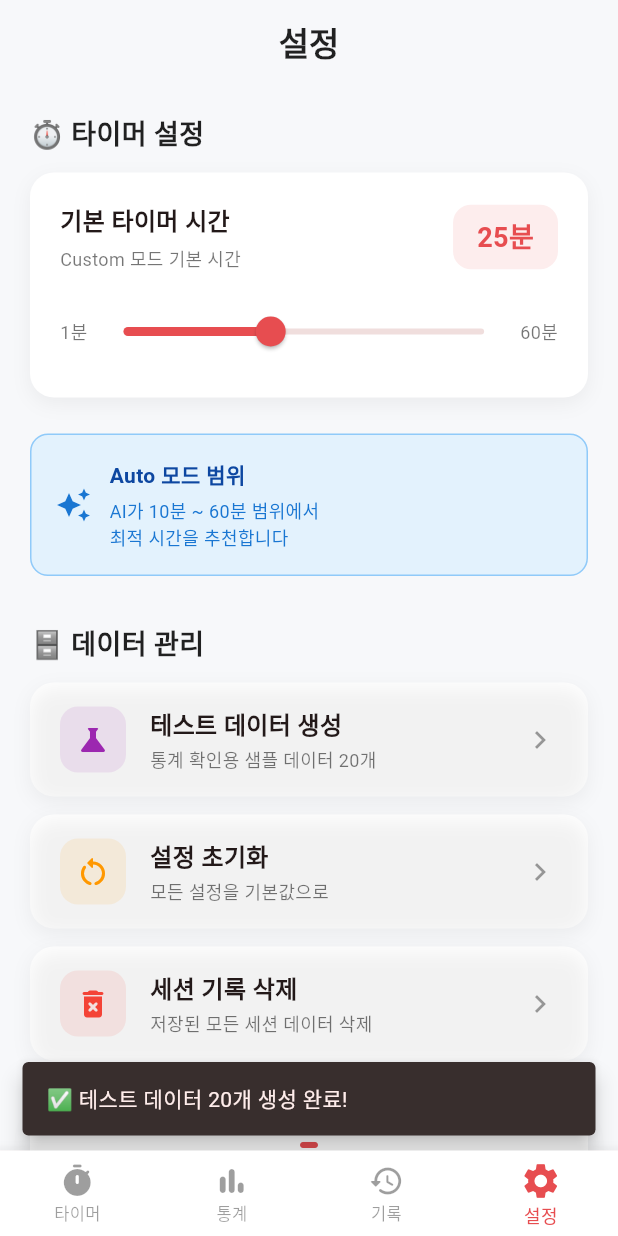
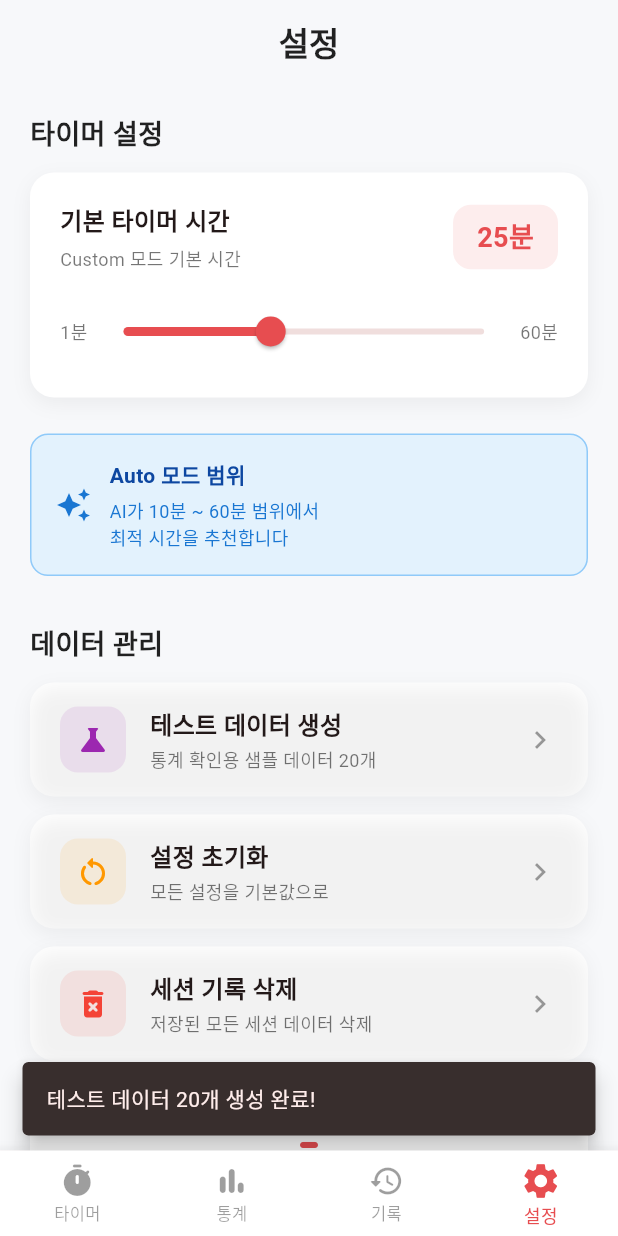
Before and after one commit to yoyowasi/mobile-integration2-2025, a Flutter app: the screen it shows after launch, item 4 of the bottom bar chosen, after a tap on "테스트 데이터 생성", on a phone screen of 412 x 824 dp. Run offline on Flutter 3.47's test engine with Material 3 defaults, Android fonts, the phone set to English and light mode, and no system bars; our stand-ins replace fl_chart, flutter_local_notifications, flutter_riverpod, go_router, lucide_icons_flutter, shared_preferences and 1 more.

Commit message:
주석 정리: 불필요하거나 강조된 주석 수정 및 가독성 개선, 코드 주석 문구 일관성 확보

```diff
--- a/lib/core/notify_service.dart
+++ b/lib/core/notify_service.dart
@@ -31,7 +31,7 @@ class NotificationService {
       },
     );
 
-    // 🔥 Android 13+ 권한 요청
+    // Android 13+ 권한 요청
     await _requestPermissions();
   }
 
@@ -72,7 +72,7 @@ class NotificationService {
 
     await _notifications.show(
       0,
-      '🎉 집중 완료!',
+      '집중 완료!',
       '$minutes분 집중을 완료했습니다. 잠시 휴식을 취하세요.',
       details,
     );
@@ -102,7 +102,7 @@ class NotificationService {
   //
   //   await _notifications.show(
   //     1,
-  //     '☕ 휴식 시간',
+  //     '휴식 시간',
   //     '5분간 휴식하세요!',
   //     details,
   //   );
--- a/lib/features/timer/data/session_model.dart
+++ b/lib/features/timer/data/session_model.dart
@@ -4,7 +4,7 @@ class SessionModel {
   final int durationSec;
   final String mode;
   final bool completed;
-  final String? quitReason;  // 🔥 Quick Log용
+  final String? quitReason;  // Quick Log용
 
   SessionModel({
     required this.startedAt,
--- a/lib/features/timer/data/session_store.dart
+++ b/lib/features/timer/data/session_store.dart
@@ -35,7 +35,7 @@ class SessionStore {
   }
 
   // ===============================================================
-  // 🔥 통계용 메서드 (비동기 - 기존 코드 호환용)
+  // 통계용 메서드 (비동기 - 기존 코드 호환용)
   // ===============================================================
 
   Future<Map<String, double>> getWeeklyData() async {
@@ -59,7 +59,7 @@ class SessionStore {
   }
 
   // ===============================================================
-  // 📊 통계 계산 알고리즘 (동기 메서드 - Provider에서 사용)
+  // 통계 계산 알고리즘 (동기 메서드 - Provider에서 사용)
   // ===============================================================
 
   /// 1. 주간 데이터 (이번 주 월요일 ~ 오늘)
@@ -107,7 +107,7 @@ class SessionStore {
     return dayData;
   }
 
-  /// 🔥 3. 시간대별 데이터 (오늘 0시 ~ 23시) - [이 부분이 누락되었었습니다]
+  /// 3. 시간대별 데이터 (오늘 0시 ~ 23시) - [이 부분이 누락되었었습니다]
   Map<int, double> calculateHourlyData(List<SessionModel> allSessions) {
     final now = DateTime.now();
     final todayStart = DateTime(now.year, now.month, now.day);
--- a/lib/main.dart
+++ b/lib/main.dart
@@ -1,6 +1,6 @@
 import 'package:flutter/material.dart';
 import 'package:flutter_riverpod/flutter_riverpod.dart';
-// 👇 [1] 이 import 문을 꼭 추가해야 합니다!
+// [1] 이 import 문을 꼭 추가해야 합니다!
 import 'package:intl/date_symbol_data_local.dart';
 import 'core/notify_service.dart';
 import 'core/router/router.dart';
--- a/lib/screens/settings_screen.dart
+++ b/lib/screens/settings_screen.dart
@@ -2,7 +2,7 @@ import 'package:flutter/material.dart';
 import 'package:flutter_riverpod/flutter_riverpod.dart';
 import '../features/timer/data/session_store.dart';
 import '../features/timer/data/session_model.dart';
-import '../providers/settings_provider.dart';  // 🔥 추가
+import '../providers/settings_provider.dart';
 
 class SettingsScreen extends ConsumerWidget {
   const SettingsScreen({super.key});
@@ -31,7 +31,7 @@ class SettingsScreen extends ConsumerWidget {
         children: [
           // 타이머 설정 섹션
           const Text(
-            '⏱️ 타이머 설정',
+            '타이머 설정',
             style: TextStyle(
               fontSize: 18,
               fontWeight: FontWeight.bold,
@@ -98,7 +98,7 @@ class SettingsScreen extends ConsumerWidget {
 
           // 데이터 관리 섹션
           const Text(
-            '🗄️ 데이터 관리',
+            '데이터 관리',
             style: TextStyle(
               fontSize: 18,
               fontWeight: FontWeight.bold,
@@ -107,7 +107,7 @@ class SettingsScreen extends ConsumerWidget {
           ),
           const SizedBox(height: 12),
 
-          // 🔥 테스트 데이터 생성 버튼
+          // 테스트 데이터 생성 버튼
           _buildActionCard(
             title: '테스트 데이터 생성',
             subtitle: '통계 확인용 샘플 데이터 20개',
@@ -145,7 +145,7 @@ class SettingsScreen extends ConsumerWidget {
     );
   }
 
-  // 🔥 테스트 데이터 생성 메서드
+  // 테스트 데이터 생성 메서드
   Future<void> _generateTestData(BuildContext context) async {
     final store = SessionStore();
 
@@ -171,7 +171,7 @@ class SettingsScreen extends ConsumerWidget {
     if (!context.mounted) return;
     ScaffoldMessenger.of(context).showSnackBar(
       const SnackBar(
-        content: Text('✅ 테스트 데이터 20개 생성 완료!'),
+        content: Text('테스트 데이터 20개 생성 완료!'),
         behavior: SnackBarBehavior.floating,
       ),
     );
@@ -411,7 +411,7 @@ class SettingsScreen extends ConsumerWidget {
               Navigator.pop(context);
               ScaffoldMessenger.of(context).showSnackBar(
                 const SnackBar(
-                  content: Text('✅ 설정이 초기화되었습니다'),
+                  content: Text('설정이 초기화되었습니다'),
                   behavior: SnackBarBehavior.floating,
                 ),
               );
@@ -441,7 +441,7 @@ class SettingsScreen extends ConsumerWidget {
               Navigator.pop(context);
               ScaffoldMessenger.of(context).showSnackBar(
                 const SnackBar(
-                  content: Text('✅ 모든 기록이 삭제되었습니다'),
+                  content: Text('모든 기록이 삭제되었습니다'),
                   behavior: SnackBarBehavior.floating,
                 ),
               );
--- a/lib/services/notify_service.dart
+++ b/lib/services/notify_service.dart
@@ -73,7 +73,7 @@ class NotificationService {
 
     await _notifications.show(
       0,
-      '🎉 타이머 완료!',
+      '타이머 완료!',
       '$minutes분 ${mode == 'auto' ? '오토' : '커스텀'} 세션이 끝났습니다.',
       details,
     );
--- a/lib/widgets/controls/control_bar.dart
+++ b/lib/widgets/controls/control_bar.dart
@@ -35,10 +35,10 @@ class ControlBar extends StatelessWidget {
           child: Row(
             mainAxisSize: MainAxisSize.min,
             children: [
-              Icon(isRunning ? Icons.stop : Icons.play_arrow, size: 28), // 🔥 pause → stop
+              Icon(isRunning ? Icons.stop : Icons.play_arrow, size: 28), // pause → stop
               const SizedBox(width: 8),
               Text(
-                isRunning ? '중단' : '시작', // 🔥 일시정지 → 중단
+                isRunning ? '중단' : '시작', // 일시정지 → 중단
                 style: const TextStyle(fontSize: 18, fontWeight: FontWeight.bold),
               ),
             ],
--- a/lib/widgets/dial/dial_canvas.dart
+++ b/lib/widgets/dial/dial_canvas.dart
@@ -34,7 +34,7 @@ class PomodoroDial extends StatelessWidget {
 
     final List<Widget> children = [];
 
-    // 🔥 눈금 레이어 (showTicks가 true일 때만)
+    // 눈금 레이어 (showTicks가 true일 때만)
     if (showTicks) {
       children.add(
         CustomPaint(
@@ -44,7 +44,7 @@ class PomodoroDial extends StatelessWidget {
       );
     }
 
-    // 🔥 숫자 레이어 (showNumbers가 true일 때만)
+    // 숫자 레이어 (showNumbers가 true일 때만)
     if (showNumbers) {
       children.add(
         CustomPaint(
--- a/lib/widgets/dial/painters/arc_painter.dart
+++ b/lib/widgets/dial/painters/arc_painter.dart
@@ -31,7 +31,7 @@ class ArcPainter extends CustomPainter {
 
     final path = Path(); // moveTo는 아래 로직에 따라 필요 없을 수 있음
 
-    // 🔥 [수정된 부분] 비율이 1.0(60분)이면 꽉 찬 원을 그림
+    // [수정된 부분] 비율이 1.0(60분)이면 꽉 찬 원을 그림
     if (remainRatio >= 1.0) {
       path.addOval(rect); // 그냥 원을 추가
     } else if (remainRatio > 0.0) {
```
Also changed, not shown: lib/screens/history_screen.dart (+8 -9 lines), lib/screens/stats_screen.dart (+5 -5 lines), lib/screens/timer_screen.dart (+5 -5 lines).
